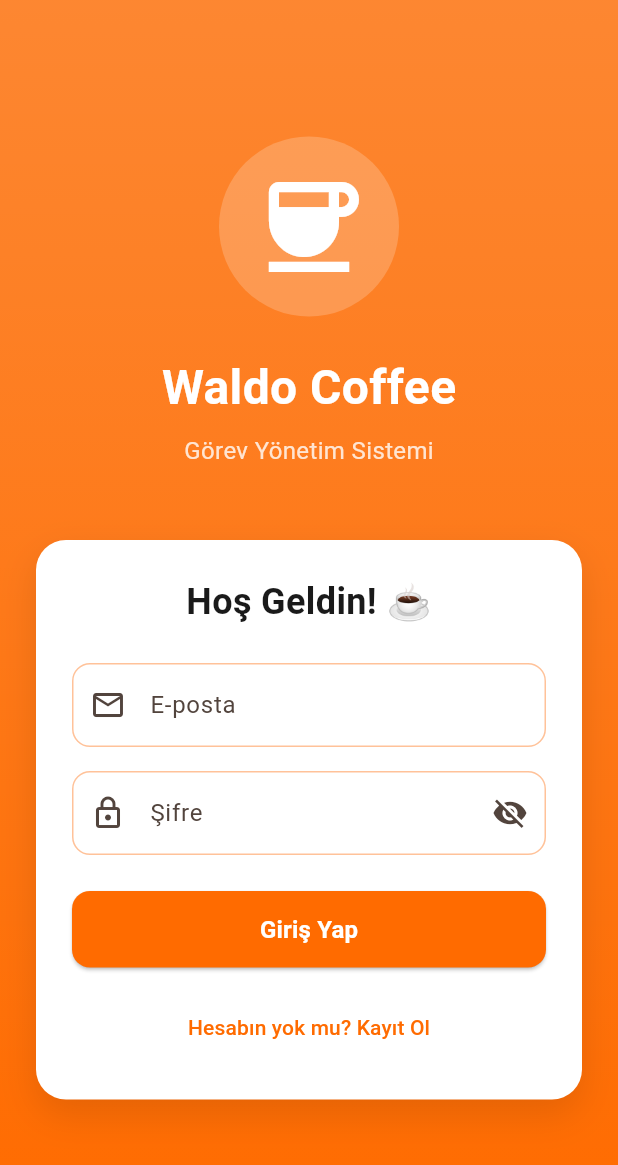
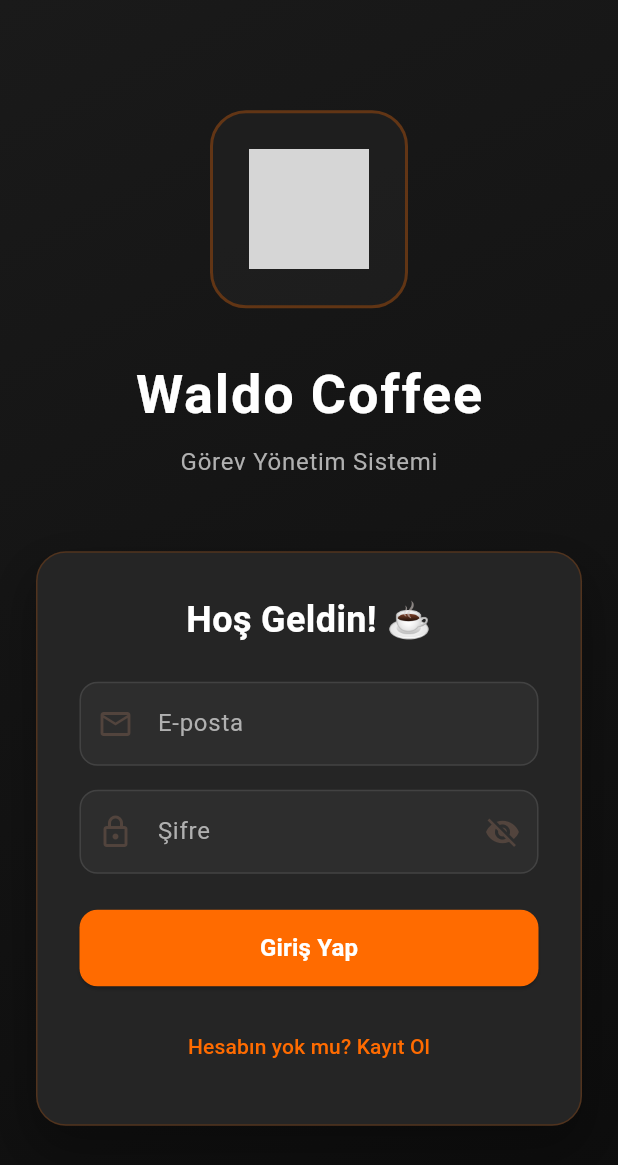
Before and after one commit to dogusdiril/waldo_coffee, a Flutter app: the screen it shows after launch, on a phone screen of 412 x 824 dp. Shown: the top 1165 px of the screen. Run offline on Flutter 3.47's test engine with Material 3 defaults, Android fonts, the light colour scheme and no system bars; our stand-ins replace flutter_riverpod, go_router, supabase_flutter; accounts and stored records are empty; grey boxes are pictures that could not be loaded.

Commit message:
Add dark theme with logo on login screen - Professional look

```diff
--- a/lib/core/theme/app_theme.dart
+++ b/lib/core/theme/app_theme.dart
@@ -1,23 +1,24 @@
 import 'package:flutter/material.dart';
 
 class AppTheme {
-  // Simpra renk teması - Modern turuncu/kırmızı
-  static const Color primaryColor = Color(0xFFFF6B00); // Simpra turuncu
-  static const Color primaryDark = Color(0xFFE64626); // Koyu turuncu/kırmızı
-  static const Color secondaryColor = Color(0xFFFF8534); // Açık turuncu
-  static const Color accentColor = Color(0xFFFFB366); // Soft turuncu
-  static const Color backgroundColor = Color(0xFFF5F5F5); // Açık gri
-  static const Color surfaceColor = Color(0xFFFFFFFF); // Beyaz
-  static const Color darkColor = Color(0xFF1A1A1A); // Koyu siyah
+  // Koyu profesyonel tema - Simpra tarzı
+  static const Color primaryColor = Color(0xFFFF6B00); // Turuncu vurgu
+  static const Color primaryDark = Color(0xFFCC5500); // Koyu turuncu
+  static const Color secondaryColor = Color(0xFF2D2D2D); // Koyu gri
+  static const Color accentColor = Color(0xFFFF8534); // Açık turuncu
+  static const Color backgroundColor = Color(0xFF1A1A1A); // Koyu siyah arka plan
+  static const Color surfaceColor = Color(0xFF2D2D2D); // Koyu gri yüzey
+  static const Color cardColor = Color(0xFF252525); // Kartlar için daha koyu
+  static const Color darkColor = Color(0xFF0D0D0D); // Çok koyu siyah
   static const Color errorColor = Color(0xFFE53935);
   static const Color successColor = Color(0xFF43A047);
   static const Color warningColor = Color(0xFFFF9800);
   static const Color urgentColor = Color(0xFFE53935);
 
-  // Text colors - Modern koyu tonlar
-  static const Color textPrimary = Color(0xFF1A1A1A); // Neredeyse siyah
-  static const Color textSecondary = Color(0xFF666666); // Orta gri
-  static const Color textLight = Color(0xFF999999); // Açık gri
+  // Text colors - Koyu tema için açık renkler
+  static const Color textPrimary = Color(0xFFFFFFFF); // Beyaz
+  static const Color textSecondary = Color(0xFFB0B0B0); // Açık gri
+  static const Color textLight = Color(0xFF707070); // Orta gri
 
   static ThemeData get lightTheme {
     return ThemeData(
@@ -31,14 +32,15 @@
       ),
       scaffoldBackgroundColor: backgroundColor,
       appBarTheme: const AppBarTheme(
-        backgroundColor: primaryColor,
+        backgroundColor: surfaceColor,
         foregroundColor: Colors.white,
         elevation: 0,
         centerTitle: true,
       ),
       cardTheme: CardThemeData(
-        color: surfaceColor,
-        elevation: 2,
+        color: cardColor,
+        elevation: 4,
+        shadowColor: Colors.black.withOpacity(0.5),
         shape: RoundedRectangleBorder(
           borderRadius: BorderRadius.circular(16),
         ),
@@ -65,19 +67,21 @@
       ),
       inputDecorationTheme: InputDecorationTheme(
         filled: true,
-        fillColor: Colors.white,
+        fillColor: surfaceColor,
         border: OutlineInputBorder(
           borderRadius: BorderRadius.circular(12),
-          borderSide: const BorderSide(color: secondaryColor),
+          borderSide: BorderSide(color: Colors.white.withOpacity(0.1)),
         ),
         enabledBorder: OutlineInputBorder(
           borderRadius: BorderRadius.circular(12),
-          borderSide: BorderSide(color: secondaryColor.withOpacity(0.5)),
+          borderSide: BorderSide(color: Colors.white.withOpacity(0.1)),
         ),
         focusedBorder: OutlineInputBorder(
           borderRadius: BorderRadius.circular(12),
           borderSide: const BorderSide(color: primaryColor, width: 2),
         ),
+        labelStyle: const TextStyle(color: textSecondary),
+        hintStyle: TextStyle(color: textLight),
         contentPadding: const EdgeInsets.symmetric(horizontal: 16, vertical: 16),
       ),
       floatingActionButtonTheme: const FloatingActionButtonThemeData(
--- a/lib/features/auth/login_screen.dart
+++ b/lib/features/auth/login_screen.dart
@@ -85,14 +85,15 @@
   @override
   Widget build(BuildContext context) {
     return Scaffold(
+      backgroundColor: AppTheme.backgroundColor,
       body: Container(
         decoration: BoxDecoration(
           gradient: LinearGradient(
-            begin: Alignment.topCenter,
-            end: Alignment.bottomCenter,
+            begin: Alignment.topLeft,
+            end: Alignment.bottomRight,
             colors: [
-              AppTheme.primaryColor.withOpacity(0.8),
-              AppTheme.primaryColor,
+              AppTheme.backgroundColor,
+              AppTheme.darkColor,
             ],
           ),
         ),
@@ -103,26 +104,39 @@
               child: Column(
                 mainAxisAlignment: MainAxisAlignment.center,
                 children: [
-                  // Logo / Title
+                  // Logo
                   Container(
-                    padding: const EdgeInsets.all(20),
+                    padding: const EdgeInsets.all(24),
                     decoration: BoxDecoration(
-                      color: Colors.white.withOpacity(0.2),
-                      shape: BoxShape.circle,
+                      color: AppTheme.surfaceColor.withOpacity(0.3),
+                      borderRadius: BorderRadius.circular(24),
+                      border: Border.all(
+                        color: AppTheme.primaryColor.withOpacity(0.3),
+                        width: 2,
+                      ),
                     ),
-                    child: const Icon(
-                      Icons.coffee,
-                      size: 80,
-                      color: Colors.white,
+                    child: Image.asset(
+                      'assets/waldo_logo_original.png',
+                      width: 120,
+                      height: 120,
+                      fit: BoxFit.contain,
+                      errorBuilder: (context, error, stackTrace) {
+                        return const Icon(
+                          Icons.coffee,
+                          size: 80,
+                          color: AppTheme.primaryColor,
+                        );
+                      },
                     ),
                   ),
-                  const SizedBox(height: 24),
+                  const SizedBox(height: 32),
                   const Text(
                     'Waldo Coffee',
                     style: TextStyle(
-                      fontSize: 32,
+                      fontSize: 36,
                       fontWeight: FontWeight.bold,
                       color: Colors.white,
+                      letterSpacing: 1.2,
                     ),
                   ),
                   const SizedBox(height: 8),
@@ -130,22 +144,28 @@
                     'Görev Yönetim Sistemi',
                     style: TextStyle(
                       fontSize: 16,
-                      color: Colors.white.withOpacity(0.8),
+                      color: AppTheme.textSecondary,
+                      letterSpacing: 0.5,
                     ),
                   ),
                   const SizedBox(height: 48),
 
                   // Login form
                   Container(
-                    padding: const EdgeInsets.all(24),
+                    padding: const EdgeInsets.all(28),
                     decoration: BoxDecoration(
-                      color: Colors.white,
+                      color: AppTheme.cardColor,
                       borderRadius: BorderRadius.circular(20),
+                      border: Border.all(
+                        color: AppTheme.primaryColor.withOpacity(0.2),
+                        width: 1,
+                      ),
                       boxShadow: [
                         BoxShadow(
-                          color: Colors.black.withOpacity(0.1),
-                          blurRadius: 20,
-                          offset: const Offset(0, 10),
+                          color: Colors.black.withOpacity(0.3),
+                          blurRadius: 30,
+                          offset: const Offset(0, 15),
+                          spreadRadius: 5,
                         ),
                       ],
                     ),
@@ -159,7 +179,7 @@
                             style: TextStyle(
                               fontSize: 24,
                               fontWeight: FontWeight.bold,
-                              color: AppTheme.textPrimary,
+                              color: Colors.white,
                             ),
                             textAlign: TextAlign.center,
                           ),
```
Also changed, not shown: pubspec.yaml (+3 -4 lines), 9 other files.
